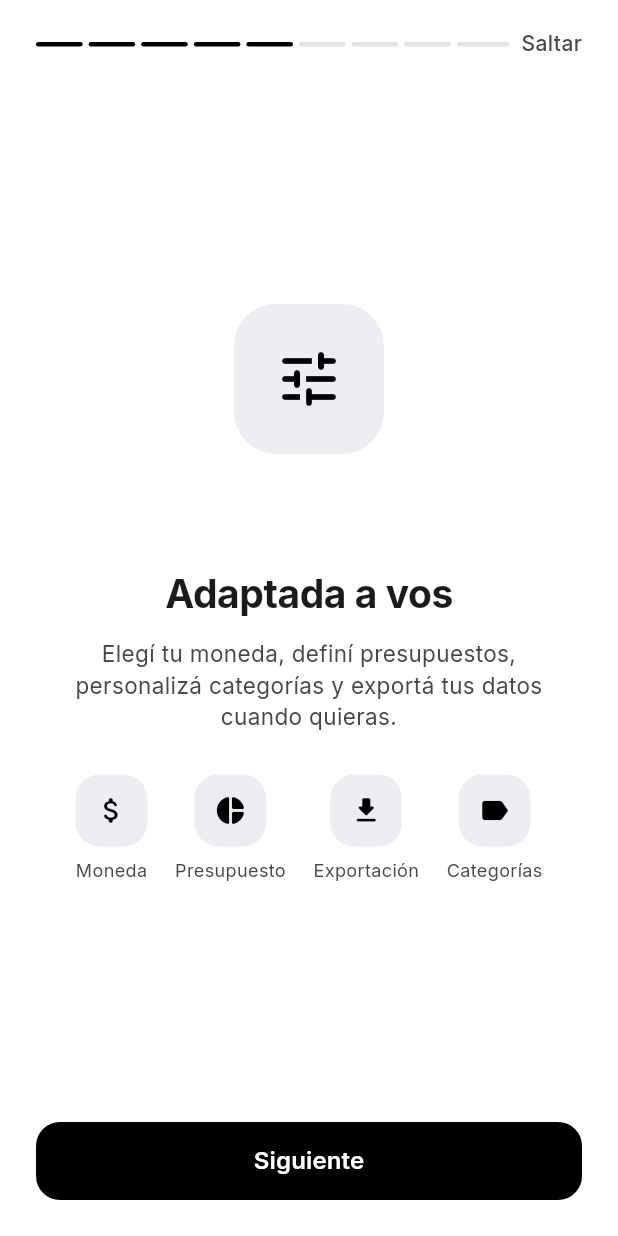
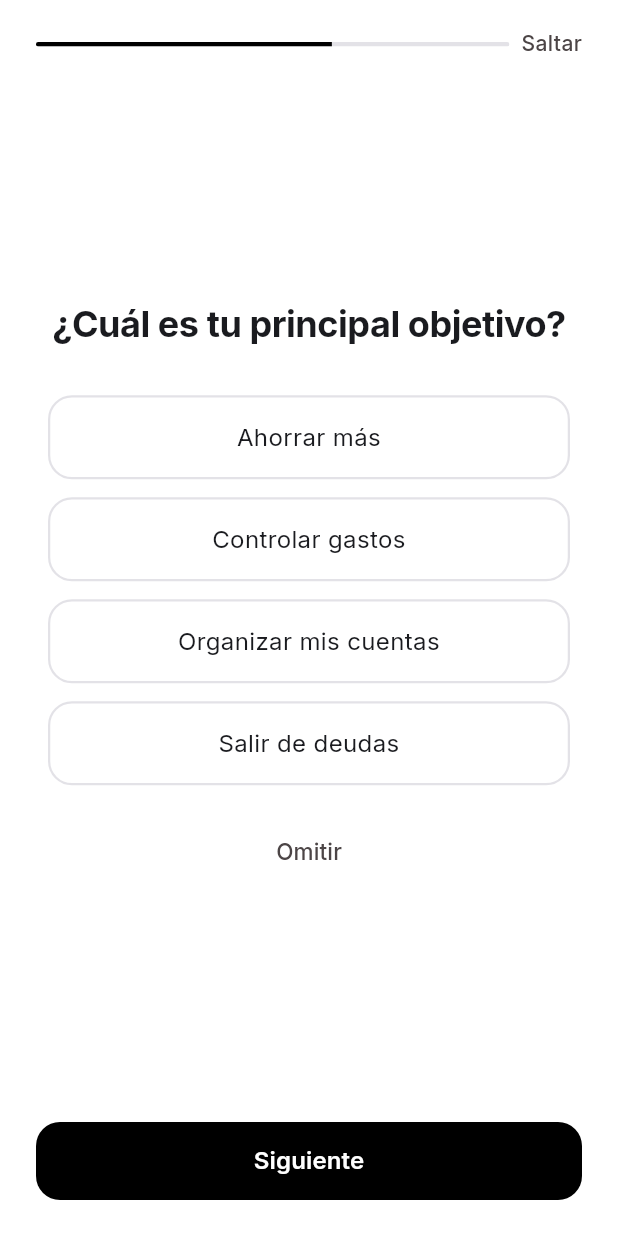
Before and after one commit to OriannaF/Finanze, a Flutter app: the screen it shows after launch, swiped to page 5, on a phone screen of 412 x 824 dp. Run offline on Flutter 3.47's test engine with Material 3 defaults, Android fonts, the light colour scheme and no system bars; our stand-ins replace device_preview, fl_chart, go_router, google_fonts, shared_preferences, sqflite_common_ffi; accounts and stored records are empty.

Commit message:
onboarding: agregar pantalla de nombre, fusionar pantallas, quitar mock data y fix crear cuenta/meta

```diff
--- a/lib/data/database_helper.dart
+++ b/lib/data/database_helper.dart
@@ -5,7 +5,6 @@ import '../models/transaction.dart';
 import '../models/goal.dart';
 import '../models/budget.dart';
 import '../models/account.dart';
-import 'mock_data.dart';
 
 class DatabaseHelper {
   static final DatabaseHelper _instance = DatabaseHelper._internal();
@@ -117,28 +116,6 @@ class DatabaseHelper {
         )
       ''');
     }
-  }
-
-  Future<void> insertMockData() async {
-    final db = await database;
-    final result = await db.rawQuery('SELECT COUNT(*) as cnt FROM transactions');
-    final count = result.first['cnt'] as int?;
-    if (count != null && count > 0) return;
-
-    final batch = db.batch();
-    for (final t in MockData.transactions) {
-      batch.insert('transactions', t.toMap());
-    }
-    for (final g in MockData.goals) {
-      batch.insert('goals', g.toMap());
-    }
-    for (final b in MockData.budgets) {
-      batch.insert('budgets', b.toMap());
-    }
-    for (final a in MockData.accounts) {
-      batch.insert('accounts', a.toMap());
-    }
-    await batch.commit(noResult: true);
   }
 
   // Transactions
--- a/lib/data/mock_data.dart
+++ /dev/null
@@ -1,121 +0,0 @@
-import '../models/transaction.dart';
-import '../models/goal.dart';
-import '../models/budget.dart';
-import '../models/account.dart';
-
-class MockData {
-  static final List<Transaction> transactions = [
-    Transaction(
-      title: 'Starbucks', amount: 6.50,
-      category: TransactionCategory.food, accountId: 1,
-      date: DateTime.now().subtract(const Duration(hours: 2)),
-    ),
-    Transaction(
-      title: 'Apple Store', amount: 129.00,
-      category: TransactionCategory.shopping, accountId: 2,
-      date: DateTime.now().subtract(const Duration(hours: 5)),
-    ),
-    Transaction(
-      title: 'Depósito de sueldo', amount: 3200.00,
-      category: TransactionCategory.salary,
-      type: TransactionType.income, accountId: 2,
-      date: DateTime.now().subtract(const Duration(days: 1, hours: 3)),
-    ),
-    Transaction(
-      title: 'Uber', amount: 24.50,
-      category: TransactionCategory.transport, accountId: 1,
-      date: DateTime.now().subtract(const Duration(days: 1, hours: 6)),
-    ),
-    Transaction(
-      title: 'Almacenamiento', amount: 6.71,
-      category: TransactionCategory.food, accountId: 1,
-      date: DateTime.now().subtract(const Duration(days: 2)),
-    ),
-    Transaction(
-      title: 'Prudential', amount: 2312.08,
-      category: TransactionCategory.services, accountId: 2,
-      date: DateTime.now().subtract(const Duration(days: 3)),
-    ),
-    Transaction(
-      title: 'Netflix', amount: 15.99,
-      category: TransactionCategory.entertainment, accountId: 2,
-      date: DateTime.now().subtract(const Duration(days: 4)),
-    ),
-    Transaction(
-      title: 'Spotify', amount: 9.99,
-      category: TransactionCategory.entertainment, accountId: 2,
-      date: DateTime.now().subtract(const Duration(days: 5)),
-    ),
-    Transaction(
-      title: 'Supermercado', amount: 85.30,
-      category: TransactionCategory.food, accountId: 1,
-      date: DateTime.now().subtract(const Duration(days: 6)),
-    ),
-    Transaction(
-      title: 'Gasolinera', amount: 45.00,
-      category: TransactionCategory.transport, accountId: 1,
-      date: DateTime.now().subtract(const Duration(days: 7)),
-    ),
-    Transaction(
-      title: 'Pago freelance', amount: 500.00,
-      category: TransactionCategory.freelance,
-      type: TransactionType.income, accountId: 2,
-      date: DateTime.now().subtract(const Duration(days: 8)),
-    ),
-    Transaction(
-      title: 'Amazon', amount: 67.99,
-      category: TransactionCategory.shopping, accountId: 2,
-      date: DateTime.now().subtract(const Duration(days: 10)),
-    ),
-  ];
-
-  static final List<Goal> goals = [
-    Goal(
-      title: 'Viaje a Japón',
-      targetAmount: 3000,
-      savedAmount: 900,
-      deadline: 'Ago 2026',
-      icon: 'flight_takeoff',
-    ),
-    Goal(
-      title: 'Fondo de emergencia',
-      targetAmount: 10000,
-      savedAmount: 3500,
-      deadline: 'Dic 2026',
-      icon: 'savings',
-    ),
-  ];
-
-  static final List<Budget> budgets = [
-    Budget(
-      categoryName: 'Comestibles',
-      category: TransactionCategory.food,
-      limit: 500,
-      spent: 380,
-    ),
-    Budget(
-      categoryName: 'Restaurantes',
-      category: TransactionCategory.food,
-      limit: 200,
-      spent: 215,
-    ),
-    Budget(
-      categoryName: 'Transporte',
-      category: TransactionCategory.transport,
-      limit: 150,
-      spent: 70,
-    ),
-    Budget(
-      categoryName: 'Compras',
-      category: TransactionCategory.shopping,
-      limit: 300,
-      spent: 196,
-    ),
-  ];
-
-  static final List<Account> accounts = [
-    Account(name: 'Efectivo', balance: 420.50, type: AccountType.cash),
-    Account(name: 'Débito', balance: 15000, type: AccountType.debit),
-    Account(name: 'Ahorros', balance: 5000, type: AccountType.savings),
-  ];
-}
--- a/lib/main.dart
+++ b/lib/main.dart
@@ -20,9 +20,14 @@ void main() async {
   Intl.defaultLocale = 'es';
 
   final db = DatabaseHelper();
-  await db.insertMockData();
+  final prefs = await SharedPreferences.getInstance();
 
-  final prefs = await SharedPreferences.getInstance();
+  final mockCleaned = prefs.getBool('mockDataCleaned') ?? false;
+  if (!mockCleaned) {
+    await db.deleteAllData();
+    await prefs.setBool('mockDataCleaned', true);
+  }
+
   final onboardingCompleted = prefs.getBool('onboardingCompleted') ?? false;
 
   runApp(
--- a/lib/providers/settings_provider.dart
+++ b/lib/providers/settings_provider.dart
@@ -14,6 +14,7 @@ class SettingsProvider extends ChangeNotifier {
   String? _onboardingGoal;
   String? _onboardingFrequency;
   bool? _onboardingWantsGoal;
+  String _userName = '';
 
   String get currency => _currency;
   double get monthlyBudgetLimit => _monthlyBudgetLimit;
@@ -25,6 +26,7 @@ class SettingsProvider extends ChangeNotifier {
   String? get onboardingGoal => _onboardingGoal;
   String? get onboardingFrequency => _onboardingFrequency;
   bool? get onboardingWantsGoal => _onboardingWantsGoal;
+  String get userName => _userName;
 
   static const _keyCurrency = 'currency';
   static const _keyBudgetLimit = 'monthlyBudgetLimit';
@@ -36,6 +38,7 @@ class SettingsProvider extends ChangeNotifier {
   static const _keyOnboardingGoal = 'onboardingGoal';
   static const _keyOnboardingFrequency = 'onboardingFrequency';
   static const _keyOnboardingWantsGoal = 'onboardingWantsGoal';
+  static const _keyUserName = 'userName';
 
   SettingsProvider() {
     _load();
@@ -56,6 +59,7 @@ class SettingsProvider extends ChangeNotifier {
     _onboardingGoal = prefs.getString(_keyOnboardingGoal);
     _onboardingFrequency = prefs.getString(_keyOnboardingFrequency);
     _onboardingWantsGoal = prefs.getBool(_keyOnboardingWantsGoal);
+    _userName = prefs.getString(_keyUserName) ?? '';
     notifyListeners();
   }
 
@@ -176,4 +180,11 @@ class SettingsProvider extends ChangeNotifier {
     }
     notifyListeners();
   }
+
+  Future<void> setUserName(String value) async {
+    _userName = value;
+    final prefs = await SharedPreferences.getInstance();
+    await prefs.setString(_keyUserName, value);
+    notifyListeners();
+  }
 }
--- a/lib/screens/dashboard_screen.dart
+++ b/lib/screens/dashboard_screen.dart
@@ -1,12 +1,14 @@
 import 'package:flutter/material.dart';
 import 'package:go_router/go_router.dart';
 import 'package:provider/provider.dart';
+import '../data/database_helper.dart';
+import '../models/account.dart';
 import '../providers/transaction_provider.dart';
+import '../providers/settings_provider.dart';
 import '../theme/app_colors.dart';
 import '../utils/currency_formatter.dart';
 import '../widgets/account_card.dart';
 import '../widgets/transaction_tile.dart';
-import '../data/mock_data.dart';
 
 class DashboardScreen extends StatefulWidget {
   const DashboardScreen({super.key});
@@ -16,18 +18,29 @@ class DashboardScreen extends StatefulWidget {
 }
 
 class _DashboardScreenState extends State<DashboardScreen> {
+  List<Account> _accounts = [];
+
   @override
   void initState() {
     super.initState();
     WidgetsBinding.instance.addPostFrameCallback((_) {
       context.read<TransactionProvider>().loadTransactions();
+      _loadAccounts();
     });
+  }
+
+  Future<void> _loadAccounts() async {
+    final accounts = await DatabaseHelper().getAccounts();
+    if (!mounted) return;
+    setState(() => _accounts = accounts);
   }
 
   @override
   Widget build(BuildContext context) {
     return Consumer<TransactionProvider>(
       builder: (context, provider, _) {
+        final settings = context.watch<SettingsProvider>();
+        final userName = settings.userName.isNotEmpty ? settings.userName : 'usuario';
         final recentTx = provider.transactions.take(5).toList();
 
         return SafeArea(
@@ -49,7 +62,7 @@ class _DashboardScreenState extends State<DashboardScreen> {
                     ),
                     const SizedBox(width: 8),
                     Text(
-                      'Hola, usuario',
+                      'Hola, $userName',
                       style: Theme.of(context).textTheme.headlineMedium,
                     ),
                     const Spacer(),
@@ -92,7 +105,7 @@ class _DashboardScreenState extends State<DashboardScreen> {
                   child: ListView(
                     scrollDirection: Axis.horizontal,
                     children: [
-                      ...MockData.accounts.map((a) => Padding(
+                      ..._accounts.map((a) => Padding(
                         padding: const EdgeInsets.only(right: 12),
                         child: AccountCard(account: a),
                       )),
--- a/lib/screens/goals_screen.dart
+++ b/lib/screens/goals_screen.dart
@@ -265,16 +265,21 @@ class _GoalsScreenState extends State<GoalsScreen> {
               SizedBox(
                 width: double.infinity,
                 child: FilledButton(
-                  onPressed: () {
+                  onPressed: () async {
                     final title = titleCtrl.text.trim();
-                    final amount = double.tryParse(amountCtrl.text);
-                    if (title.isEmpty || amount == null || amount <= 0) return;
-                    context.read<GoalProvider>().addGoal(Goal(
+                    if (title.isEmpty) return;
+                    final amountText = amountCtrl.text
+                        .replaceAll('.', '')
+                        .replaceAll(',', '.');
+                    final amount = double.tryParse(amountText);
+                    if (amount == null || amount <= 0) return;
+                    await ctx.read<GoalProvider>().addGoal(Goal(
                       title: title,
                       targetAmount: amount,
                       deadline: DateFormat.yMMMd('es').format(selectedDate),
                       icon: _iconName(selectedIcon),
                     ));
+                    if (!ctx.mounted) return;
                     Navigator.pop(ctx);
                   },
                   child: const Text('Crear meta'),
--- a/lib/screens/onboarding_screen.dart
+++ b/lib/screens/onboarding_screen.dart
@@ -17,15 +17,17 @@ class _OnboardingScreenState extends State<OnboardingScreen> {
   final PageController _pageController = PageController();
   int _currentPage = 0;
 
+  final TextEditingController _nameController = TextEditingController();
   String? _selectedGoal;
   String? _selectedFrequency;
   bool? _selectedWantsGoal;
 
-  static const int _totalPages = 9;
+  static const int _totalPages = 8;
 
   @override
   void dispose() {
     _pageController.dispose();
+    _nameController.dispose();
     super.dispose();
   }
 
@@ -48,6 +50,10 @@ class _OnboardingScreenState extends State<OnboardingScreen> {
 
   Future<void> _completeOnboarding() async {
     final settings = context.read<SettingsProvider>();
+    final name = _nameController.text.trim();
+    if (name.isNotEmpty) {
+      await settings.setUserName(name);
+    }
     if (_selectedGoal != null) {
       await settings.setOnboardingGoal(_selectedGoal);
     }
@@ -200,20 +206,21 @@ class _OnboardingScreenState extends State<OnboardingScreen> {
                   SizedBox(
                     width: double.infinity,
                     height: 52,
-                    child: FilledButton(
-                      onPressed: () {
+                    child:                   FilledButton(
+                      onPressed: () async {
                         final name = nameController.text.trim();
                         if (name.isEmpty) return;
                         final balance =
                             double.tryParse(balanceController.text) ?? 0;
-                        Navigator.of(ctx).pop(true);
-                        DatabaseHelper().insertAccount(
+                        await DatabaseHelper().insertAccount(
                           Account(
                             name: name,
                             balance: balance,
                             type: selectedType,
                           ),
                         );
+                        if (!ctx.mounted) return;
+                        Navigator.of(ctx).pop(true);
                       },
                       style: FilledButton.styleFrom(
                         backgroundColor: AppColors.primary,
@@ -244,9 +251,7 @@ class _OnboardingScreenState extends State<OnboardingScreen> {
   }
 
   bool get _canProceed {
-    if (_currentPage == 5) return _selectedGoal != null;
-    if (_currentPage == 6) return _selectedFrequency != null;
-    if (_currentPage == 7) return _selectedWantsGoal != null;
+    if (_currentPage == 1) return _nameController.text.trim().isNotEmpty;
     return true;
   }
 
@@ -271,10 +276,9 @@ class _OnboardingScreenState extends State<OnboardingScreen> {
                 },
                 children: [
                   _buildWelcomePage(),
-                  _buildProblemPage(),
-                  _buildSolutionPage(),
-                  _buildGoalsPage(),
-                  _buildPersonalizationPage(),
+                  _buildNamePage(),
+                  _buildProblemSolutionPage(),
+                  _buildGoalsValuePage(),
                   _buildQuestion1Page(),
                   _buildQuestion2Page(),
                   _buildQuestion3Page(),
@@ -295,7 +299,7 @@ class _OnboardingScreenState extends State<OnboardingScreen> {
       child: Row(
         children: [
           Expanded(child: _buildProgressBar()),
-          if (_currentPage < _totalPages - 1)
+          if (_currentPage >= 2 && _currentPage < _totalPages - 1)
             GestureDetector(
               onTap: _skip,
               child: Padding(
@@ -316,23 +320,15 @@ class _OnboardingScreenState extends State<OnboardingScreen> {
   }
 
   Widget _buildProgressBar() {
-    return Row(
-      children: List.generate(_totalPages, (index) {
-        final isActive = index <= _currentPage;
-        return Expanded(
-          child: AnimatedContainer(
-            duration: const Duration(milliseconds: 300),
-            height: 3,
-            margin: EdgeInsets.only(right: index < _totalPages - 1 ? 4 : 0),
-            decoration: BoxDecoration(
-              color: isActive
-                  ? AppColors.primary
-                  : AppColors.surfaceContainerHighest,
-              borderRadius: BorderRadius.circular(2),
-            ),
-          ),
-        );
-      }),
+    final progress = (_currentPage + 1) / _totalPages;
+    return ClipRRect(
+      borderRadius: BorderRadius.circular(2),
+      child: LinearProgressIndicator(
+        value: progress,
+        backgroundColor: AppColors.surfaceContainerHighest,
+        valueColor: const AlwaysStoppedAnimation(AppColors.primary),
+        minHeight: 3,
+      ),
     );
   }
 
@@ -441,21 +437,21 @@ class _OnboardingScreenState extends State<OnboardingScreen> {
     );
   }
 
-  Widget _buildProblemPage() {
+  Widget _buildNamePage() {
     return Padding(
       padding: const EdgeInsets.symmetric(horizontal: 32),
       child: Column(
         children: [
           const Spacer(flex: 2),
           Image.asset(
-            'assets/images/zoe_duda.png',
-            width: 180,
-            height: 180,
+            'assets/images/zoe_sentada.png',
+            width: 140,
+            height: 140,
             fit: BoxFit.contain,
           ),
           const Spacer(flex: 1),
           Text(
-            '¿Te pasa esto?',
+            '¿Cómo te llamás?',
             textAlign: TextAlign.center,
             style: TextStyle(
               fontSize: 26,
@@ -464,9 +460,60 @@ class _OnboardingScreenState extends State<OnboardingScreen> {
               letterSpacing: -0.3,
             ),
           ),
+          const SizedBox(height: 32),
+          TextField(
+            controller: _nameController,
+            onChanged: (_) => setState(() {}),
+            textAlign: TextAlign.center,
+            style: TextStyle(
+              fontSize: 22,
+              fontWeight: FontWeight.w600,
+              color: AppColors.onSurface,
+            ),
+            decoration: InputDecoration(
+              hintText: 'Tu nombre',
+              filled: true,
+              fillColor: AppColors.surfaceContainer,
+              border: OutlineInputBorder(
+                borderRadius: BorderRadius.circular(16),
+                borderSide: BorderSide.none,
+              ),
+            ),
+          ),
+          const Spacer(flex: 2),
+        ],
+      ),
+    );
+  }
+
+  Widget _buildProblemSolutionPage() {
+    final name = _nameController.text.trim();
+    final greeting = name.isNotEmpty ? name : 'amigo';
+    return Padding(
+      padding: const EdgeInsets.symmetric(horizontal: 32),
+      child: Column(
+        children: [
+          const Spacer(flex: 2),
+          Image.asset(
+            'assets/images/zoe_duda.png',
+            width: 160,
+            height: 160,
+            fit: BoxFit.contain,
+          ),
+          const Spacer(flex: 1),
+          Text(
+            '$greeting, ¿te cuestan tus finanzas?',
+            textAlign: TextAlign.center,
+            style: TextStyle(
+              fontSize: 24,
+              fontWeight: FontWeight.w700,
+              color: AppColors.onSurface,
+              letterSpacing: -0.3,
+            ),
+          ),
           const SizedBox(height: 12),
           Text(
-            'Cobrás, gastás un poco acá, otro poco allá... y al final del mes no sabés en qué se fue la plata.',
+            'Finanze lo organiza todo por vos. Registrá movimientos, controlá tus cuentas y visualizá todo en un solo lugar.',
             textAlign: TextAlign.center,
             style: TextStyle(
               fontSize: 15,
@@ -509,7 +556,7 @@ class _OnboardingScreenState extends State<OnboardingScreen> {
     );
   }
 
-  Widget _buildSolutionPage() {
+  Widget _buildGoalsValuePage() {
     return Padding(
       padding: const EdgeInsets.symmetric(horizontal: 32),
       child: Column(
@@ -517,78 +564,9 @@ class _OnboardingScreenState extends State<OnboardingScreen> {
           const Spacer(flex: 2),
           Image.asset(
             'assets/images/zoe_anteojos.png',
-            width: 180,
-            height: 180,
+            width: 160,
+            height: 160,
             fit: BoxFit.contain,
-          ),
-          const Spacer(flex: 1),
-          Text(
-            'Finanze lo organiza por vos',
-            textAlign: TextAlign.center,
-            style: TextStyle(
-              fontSize: 26,
-              fontWeight: FontWeight.w700,
-              color: AppColors.onSurface,
-              letterSpacing: -0.3,
-            ),
-          ),
-          const SizedBox(height: 12),
-          Text(
-            'Registrá movimientos, controlá tus cuentas y visualizá todo en un solo lugar.',
-            textAlign: TextAlign.center,
-            style: TextStyle(
-              fontSize: 15,
-              fontWeight: FontWeight.w400,
-              color: AppColors.onSurfaceVariant,
-              height: 1.4,
-            ),
-          ),
-          const SizedBox(height: 28),
-          _buildMiniBullet(Icons.account_balance_wallet_rounded, 'Saldo actualizado'),
-          const SizedBox(height: 12),
-          _buildMiniBullet(Icons.history_rounded, 'Historial completo'),
-          const SizedBox(height: 12),
-          _buildMiniBullet(Icons.bar_chart_rounded, 'Estadísticas automáticas'),
-          const Spacer(flex: 2),
-        ],
-      ),
-    );
-  }
-
-  Widget _buildMiniBullet(IconData icon, String text) {
-    return Row(
-      children: [
-        Icon(icon, size: 20, color: AppColors.primary),
-        const SizedBox(width: 12),
-        Text(
-          text,
-          style: TextStyle(
-            fontSize: 15,
-            color: AppColors.onSurface,
-          ),
-        ),
-      ],
-    );
-  }
-
-  Widget _buildGoalsPage() {
-    return Padding(
-      padding: const EdgeInsets.symmetric(horizontal: 32),
-      child: Column(
-        children: [
-          const Spacer(flex: 2),
-          Container(
-            width: 100,
-            height: 100,
-            decoration: BoxDecoration(
-              color: AppColors.surfaceContainer,
-              borderRadius: BorderRadius.circular(28),
-            ),
-            child: Icon(
-              Icons.rocket_launch_rounded,
-              size: 48,
-              color: AppColors.primary,
-            ),
           ),
           const Spacer(flex: 1),
           Text(
@@ -603,7 +581,7 @@ class _OnboardingScreenState extends State<OnboardingScreen> {
           ),
           const SizedBox(height: 12),
           Text(
-            'Creá metas para viajes, una notebook nueva o tu fondo de emergencia y seguí tu progreso día a día.',
+            'Con una app adaptada a vos: elegí tu moneda, definí presupuestos, personalizá categorías y exportá tus datos cuando quieras.',
             textAlign: TextAlign.center,
             style: TextStyle(
               fontSize: 15,
@@ -630,6 +608,7 @@ class _OnboardingScreenState extends State<OnboardingScreen> {
     );
   }
 
+
   Widget _buildExampleChip(String text) {
     return Container(
       padding: const EdgeInsets.symmetric(horizontal: 16, vertical: 10),
@@ -644,87 +623,7 @@ class _OnboardingScreenState extends State<OnboardingScreen> {
     );
   }
 
-  Widget _buildPersonalizationPage() {
-    return Padding(
-      padding: const EdgeInsets.symmetric(horizontal: 32),
-      child: Column(
-        children: [
-          const Spacer(flex: 2),
-          Container(
-            width: 100,
-            height: 100,
-            decoration: BoxDecoration(
-              color: AppColors.surfaceContainer,
-              borderRadius: BorderRadius.circular(28),
-            ),
-            child: Icon(
-              Icons.tune_rounded,
-              size: 48,
-              color: AppColors.primary,
-            ),
-          ),
-          const Spacer(flex: 1),
-          Text(
-            'Adaptada a vos',
-            textAlign: TextAlign.center,
-            style: TextStyle(
-              fontSize: 26,
-              fontWeight: FontWeight.w700,
-              color: AppColors.onSurface,
-              letterSpacing: -0.3,
-            ),
-          ),
-          const SizedBox(height: 12),
-          Text(
-            'Elegí tu moneda, definí presupuestos, personalizá categorías y exportá tus datos cuando quieras.',
-            textAlign: TextAlign.center,
-            style: TextStyle(
-              fontSize: 15,
-              fontWeight: FontWeight.w400,
-              color: AppColors.onSurfaceVariant,
-              height: 1.4,
-            ),
-          ),
-          const SizedBox(height: 28),
-          Row(
-            mainAxisAlignment: MainAxisAlignment.spaceEvenly,
-            children: [
-              _buildIconLabel(Icons.attach_money_rounded, 'Moneda'),
-              _buildIconLabel(Icons.pie_chart_rounded, 'Presupuesto'),
-              _buildIconLabel(Icons.file_download_rounded, 'Exportación'),
-              _buildIconLabel(Icons.label_rounded, 'Categorías'),
-            ],
-          ),
-          const Spacer(flex: 2),
-        ],
-      ),
-    );
-  }
 
-  Widget _buildIconLabel(IconData icon, String label) {
-    return Column(
-      mainAxisSize: MainAxisSize.min,
-      children: [
-        Container(
-          width: 48,
-          height: 48,
-          decoration: BoxDecoration(
-            color: AppColors.surfaceContainer,
-            borderRadius: BorderRadius.circular(16),
-          ),
-          child: Icon(icon, size: 22, color: AppColors.primary),
-        ),
-        const SizedBox(height: 8),
-        Text(
-          label,
-          style: TextStyle(
-            fontSize: 12,
-            color: AppColors.onSurfaceVariant,
-          ),
-        ),
-      ],
-    );
-  }
 
   Widget _buildQuestion1Page() {
     return Padding(
@@ -764,6 +663,18 @@ class _OnboardingScreenState extends State<OnboardingScreen> {
             isSelected: _selectedGoal == 'Salir de deudas',
             onTap: () => setState(() => _selectedGoal = 'Salir de deudas'),
           ),
+          const SizedBox(height: 8),
+          TextButton(
+            onPressed: _nextPage,
+            child: Text(
+              'Omitir',
+              style: TextStyle(
+                fontSize: 15,
+                fontWeight: FontWeight.w500,
+                color: AppColors.onSurfaceVariant,
+              ),
+            ),
+          ),
           const Spacer(flex: 2),
         ],
       ),
@@ -802,6 +713,18 @@ class _OnboardingScreenState extends State<OnboardingScreen> {
             isSelected: _selectedFrequency == 'Casi siempre',
             onTap: () => setState(() => _selectedFrequency = 'Casi siempre'),
           ),
+          const SizedBox(height: 8),
+          TextButton(
+            onPressed: _nextPage,
+            child: Text(
+              'Omitir',
+              style: TextStyle(
+                fontSize: 15,
+                fontWeight: FontWeight.w500,
+                color: AppColors.onSurfaceVariant,
+              ),
+            ),
+          ),
           const Spacer(flex: 2),
         ],
       ),
@@ -834,6 +757,18 @@ class _OnboardingScreenState extends State<OnboardingScreen> {
             text: 'Más tarde',
             isSelected: _selectedWantsGoal == false,
             onTap: () => setState(() => _selectedWantsGoal = false),
+          ),
+          const SizedBox(height: 8),
+          TextButton(
+            onPressed: _nextPage,
+            child: Text(
+              'Omitir',
+              style: TextStyle(
+                fontSize: 15,
+                fontWeight: FontWeight.w500,
+                color: AppColors.onSurfaceVariant,
+              ),
+            ),
           ),
           const Spacer(flex: 2),
         ],
@@ -897,7 +832,7 @@ class _OnboardingScreenState extends State<OnboardingScreen> {
           ),
           const Spacer(flex: 1),
           Text(
-            'Empecemos con tu primera cuenta',
+            '¡Todo listo! Empecemos con tu primera cuenta',
             textAlign: TextAlign.center,
             style: TextStyle(
               fontSize: 26,
```
